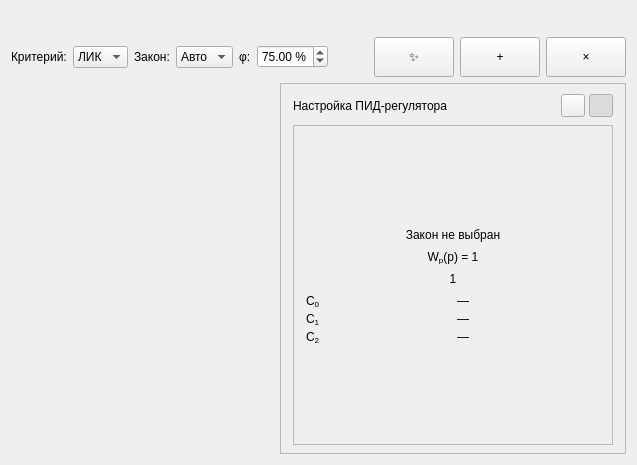
VadmanBat/Irbis, file ui/tabs/synthesis-tab.ui: the form before one commit.
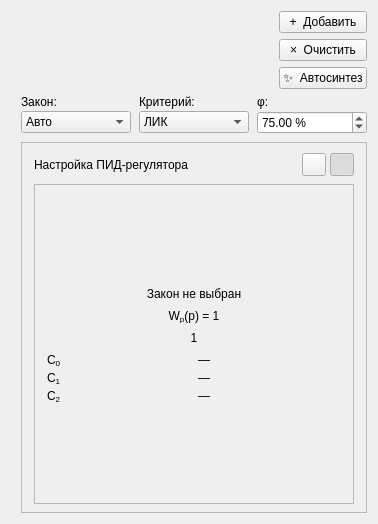
The form after the commit. Custom widgets are drawn as their Qt base class.

```diff
--- a/ui/tabs/synthesis-tab.ui
+++ b/ui/tabs/synthesis-tab.ui
@@ -2,9 +2,12 @@
 <ui version="4.0">
  <class>SynthesisTab</class>
  <widget class="QWidget" name="SynthesisTab">
-  <layout class="QVBoxLayout" name="verticalLayout" stretch="0,0,1">
+  <layout class="QVBoxLayout" name="verticalLayout" stretch="0,1">
    <item>
-    <layout class="QHBoxLayout" name="topLayout" stretch="0,1,0">
+    <layout class="QHBoxLayout" name="topLayout" stretch="1,0,0,0">
+     <property name="spacing">
+      <number>8</number>
+     </property>
      <item>
       <widget class="QWidget" name="formHost" native="true">
        <layout class="QVBoxLayout" name="formHostLayout">
@@ -54,57 +57,185 @@
        </layout>
       </widget>
      </item>
-    </layout>
-   </item>
    <item>
-    <layout class="QHBoxLayout" name="buttonLayout">
+      <widget class="QWidget" name="synthesisActions" native="true">
+       <property name="sizePolicy">
+        <sizepolicy hsizetype="Preferred" vsizetype="Preferred">
+         <horstretch>0</horstretch>
+         <verstretch>0</verstretch>
+        </sizepolicy>
+       </property>
+       <layout class="QVBoxLayout" name="synthesisActionsLayout" stretch="1,1,1">
+        <property name="spacing">
+         <number>6</number>
+        </property>
+        <property name="leftMargin">
+         <number>8</number>
+        </property>
+        <property name="topMargin">
+         <number>0</number>
+        </property>
+        <property name="rightMargin">
+         <number>0</number>
+        </property>
+        <property name="bottomMargin">
+         <number>0</number>
+        </property>
      <item>
-      <widget class="QLabel" name="criterionLabel">
+         <widget class="QPushButton" name="addButton">
+          <property name="objectName">
+           <string notr="true">addButton</string>
+          </property>
+          <property name="sizePolicy">
+           <sizepolicy hsizetype="Minimum" vsizetype="Expanding">
+            <horstretch>0</horstretch>
+            <verstretch>1</verstretch>
+           </sizepolicy>
+          </property>
+          <property name="toolTip">
+           <string>Добавить переходный процесс замкнутой системы</string>
+          </property>
        <property name="text">
-        <string>Критерий:</string>
+           <string>+  Добавить</string>
        </property>
       </widget>
      </item>
      <item>
-      <widget class="QComboBox" name="criterionCombo">
+         <widget class="QPushButton" name="clearButton">
        <property name="objectName">
-        <string notr="true">criterionCombo</string>
-       </property>
+           <string notr="true">clearButton</string>
+          </property>
+          <property name="sizePolicy">
+           <sizepolicy hsizetype="Minimum" vsizetype="Expanding">
+            <horstretch>0</horstretch>
+            <verstretch>1</verstretch>
+           </sizepolicy>
+          </property>
        <property name="toolTip">
-        <string>Критерий автонастройки: ЛИК (IAE), ИКК (ISE шага), СКО (H₂ при белом шуме нагрузки)</string>
+           <string>Очистить графики</string>
+          </property>
+          <property name="text">
+           <string>×  Очистить</string>
+          </property>
+         </widget>
+        </item>
+        <item>
+         <widget class="QPushButton" name="autoSynthButton">
+          <property name="objectName">
+           <string notr="true">autoSynthButton</string>
+          </property>
+          <property name="sizePolicy">
+           <sizepolicy hsizetype="Minimum" vsizetype="Expanding">
+            <horstretch>0</horstretch>
+            <verstretch>1</verstretch>
+           </sizepolicy>
+          </property>
+          <property name="toolTip">
+           <string>Автонастройка П/И/ПД/ПИ/ПИД (критерий + закон + φ). ПД: ЛРЗ в C₁–C₂.</string>
+          </property>
+          <property name="text">
+           <string>✨  Автосинтез</string>
+          </property>
+         </widget>
+        </item>
+       </layout>
+      </widget>
+     </item>
+    </layout>
+   </item>
+   <item>
+    <layout class="QHBoxLayout" name="chartsLayout" stretch="1,0">
+     <property name="spacing">
+      <number>10</number>
+     </property>
+     <item>
+      <widget class="ResponseChartBank" name="charts">
+       <property name="sizePolicy">
+        <sizepolicy hsizetype="Expanding" vsizetype="Expanding">
+         <horstretch>1</horstretch>
+         <verstretch>1</verstretch>
+        </sizepolicy>
+       </property>
+      </widget>
+     </item>
+     <item>
+      <widget class="QWidget" name="synthRight" native="true">
+       <property name="sizePolicy">
+        <sizepolicy hsizetype="Preferred" vsizetype="Expanding">
+         <horstretch>0</horstretch>
+         <verstretch>1</verstretch>
+        </sizepolicy>
        </property>
        <property name="minimumWidth">
         <number>100</number>
        </property>
-       <item>
-        <property name="text">
-         <string>ЛИК</string>
-        </property>
-       </item>
-       <item>
-        <property name="text">
-         <string>ИКК</string>
+       <property name="maximumWidth">
+        <number>500</number>
+       </property>
+       <layout class="QVBoxLayout" name="synthRightLayout" stretch="0,1">
+        <property name="spacing">
+         <number>8</number>
         </property>
-       </item>
-       <item>
-        <property name="text">
-         <string>СКО</string>
+        <property name="leftMargin">
+         <number>0</number>
         </property>
-       </item>
-      </widget>
-     </item>
+        <property name="topMargin">
+         <number>0</number>
+        </property>
+        <property name="rightMargin">
+         <number>0</number>
+        </property>
+        <property name="bottomMargin">
+         <number>0</number>
+        </property>
      <item>
+         <widget class="QWidget" name="synthSpec" native="true">
+          <property name="sizePolicy">
+           <sizepolicy hsizetype="Preferred" vsizetype="Maximum">
+            <horstretch>0</horstretch>
+            <verstretch>0</verstretch>
+           </sizepolicy>
+          </property>
+          <layout class="QGridLayout" name="synthSpecLayout" columnstretch="1,1,1">
+           <property name="horizontalSpacing">
+            <number>8</number>
+           </property>
+           <property name="verticalSpacing">
+            <number>2</number>
+           </property>
+           <property name="leftMargin">
+            <number>0</number>
+           </property>
+           <property name="topMargin">
+            <number>0</number>
+           </property>
+           <property name="rightMargin">
+            <number>0</number>
+           </property>
+           <property name="bottomMargin">
+            <number>0</number>
+           </property>
+           <item row="0" column="0" alignment="Qt::AlignLeft|Qt::AlignBottom">
       <widget class="QLabel" name="lawLabel">
        <property name="text">
         <string>Закон:</string>
        </property>
-      </widget>
-     </item>
-     <item>
+             <property name="buddy">
+              <cstring>lawCombo</cstring>
+             </property>
+            </widget>
+           </item>
+           <item row="1" column="0">
       <widget class="QComboBox" name="lawCombo">
        <property name="objectName">
         <string notr="true">lawCombo</string>
        </property>
+             <property name="sizePolicy">
+              <sizepolicy hsizetype="Expanding" vsizetype="Fixed">
+               <horstretch>1</horstretch>
+               <verstretch>0</verstretch>
+              </sizepolicy>
+             </property>
        <property name="toolTip">
         <string>П / И — точка (без области). ПД — ЛРЗ в C₁–C₂. ПИ — Ω_доп. ПИД — грань C₂*&gt;0. Авто — ПИ, иначе ПИД.</string>
        </property>
@@ -146,7 +277,48 @@
        </item>
       </widget>
      </item>
+           <item row="0" column="1" alignment="Qt::AlignLeft|Qt::AlignBottom">
+            <widget class="QLabel" name="criterionLabel">
+             <property name="text">
+              <string>Критерий:</string>
+             </property>
+             <property name="buddy">
+              <cstring>criterionCombo</cstring>
+             </property>
+            </widget>
+           </item>
+           <item row="1" column="1">
+            <widget class="QComboBox" name="criterionCombo">
+             <property name="objectName">
+              <string notr="true">criterionCombo</string>
+             </property>
+             <property name="sizePolicy">
+              <sizepolicy hsizetype="Expanding" vsizetype="Fixed">
+               <horstretch>1</horstretch>
+               <verstretch>0</verstretch>
+              </sizepolicy>
+             </property>
+             <property name="toolTip">
+              <string>Критерий автонастройки: ЛИК (IAE), ИКК (ISE шага), СКО (H₂ при белом шуме нагрузки)</string>
+             </property>
      <item>
+              <property name="text">
+               <string>ЛИК</string>
+              </property>
+             </item>
+             <item>
+              <property name="text">
+               <string>ИКК</string>
+              </property>
+             </item>
+             <item>
+              <property name="text">
+               <string>СКО</string>
+              </property>
+             </item>
+            </widget>
+           </item>
+           <item row="0" column="2" alignment="Qt::AlignLeft|Qt::AlignBottom">
       <widget class="QLabel" name="phiLabel">
        <property name="text">
         <string>φ:</string>
@@ -154,13 +326,22 @@
        <property name="toolTip">
         <string>Показатель колебательности φ, 1–99,99 %. Стрелки — шаг 1 % (99 → 99,99); вручную — до 0,01 %.</string>
        </property>
-      </widget>
-     </item>
-     <item>
+             <property name="buddy">
+              <cstring>phiSpin</cstring>
+             </property>
+            </widget>
+           </item>
+           <item row="1" column="2">
       <widget class="PercentSpinBox" name="phiSpin">
        <property name="objectName">
         <string notr="true">phiSpin</string>
        </property>
+             <property name="sizePolicy">
+              <sizepolicy hsizetype="Expanding" vsizetype="Fixed">
+               <horstretch>1</horstretch>
+               <verstretch>0</verstretch>
+              </sizepolicy>
+             </property>
        <property name="toolTip">
         <string>Показатель колебательности φ, 1–99,99 %. Стрелки — шаг 1 % (99 → 99,99); вручную — до 0,01 %.</string>
        </property>
@@ -182,122 +363,29 @@
        <property name="value">
         <double>75.000000000000000</double>
        </property>
-       <property name="minimumWidth">
-        <number>110</number>
-       </property>
-      </widget>
-     </item>
-     <item>
-      <spacer name="buttonSpacer">
-       <property name="orientation">
-        <enum>Qt::Horizontal</enum>
-       </property>
-       <property name="sizeHint" stdset="0">
-        <size>
-         <width>40</width>
-         <height>20</height>
-        </size>
-       </property>
-      </spacer>
-     </item>
-     <item>
-      <widget class="QPushButton" name="autoSynthButton">
-       <property name="objectName">
-        <string notr="true">autoSynthButton</string>
-       </property>
-       <property name="toolTip">
-        <string>Автонастройка П/И/ПД/ПИ/ПИД (критерий + закон + φ). ПД: ЛРЗ в C₁–C₂.</string>
-       </property>
-       <property name="text">
-        <string>✨</string>
-       </property>
-       <property name="minimumSize">
-        <size>
-         <width>40</width>
-         <height>40</height>
-        </size>
-       </property>
-      </widget>
-     </item>
-     <item>
-      <widget class="QPushButton" name="addButton">
-       <property name="objectName">
-        <string notr="true">addButton</string>
-       </property>
-       <property name="toolTip">
-        <string>Добавить</string>
-       </property>
-       <property name="text">
-        <string>+</string>
-       </property>
-       <property name="minimumSize">
-        <size>
-         <width>40</width>
-         <height>40</height>
-        </size>
-       </property>
-      </widget>
-     </item>
-     <item>
-      <widget class="QPushButton" name="clearButton">
-       <property name="objectName">
-        <string notr="true">clearButton</string>
-       </property>
-       <property name="toolTip">
-        <string>Очистить</string>
-       </property>
-       <property name="text">
-        <string>×</string>
-       </property>
-       <property name="minimumSize">
-        <size>
-         <width>40</width>
-         <height>40</height>
-        </size>
-       </property>
       </widget>
      </item>
     </layout>
-   </item>
-   <item>
-    <layout class="QHBoxLayout" name="chartsLayout" stretch="1,0">
-     <property name="spacing">
-      <number>10</number>
-     </property>
-     <item>
-      <widget class="ResponseChartBank" name="charts">
-       <property name="sizePolicy">
-        <sizepolicy hsizetype="Expanding" vsizetype="Expanding">
-         <horstretch>1</horstretch>
-         <verstretch>1</verstretch>
-        </sizepolicy>
-       </property>
-      </widget>
-     </item>
-     <item alignment="Qt::AlignBottom">
+         </widget>
+        </item>
+        <item>
       <widget class="QFrame" name="regulatorCard">
        <property name="objectName">
         <string notr="true">regulatorCard</string>
        </property>
        <property name="sizePolicy">
-        <sizepolicy hsizetype="Preferred" vsizetype="Maximum">
+           <sizepolicy hsizetype="Preferred" vsizetype="Expanding">
          <horstretch>0</horstretch>
-         <verstretch>0</verstretch>
-        </sizepolicy>
-       </property>
-       <property name="minimumWidth">
-        <number>350</number>
-       </property>
-       <property name="maximumWidth">
-        <number>500</number>
-       </property>
+            <verstretch>1</verstretch>
+           </sizepolicy>
+          </property>
        <property name="frameShape">
         <enum>QFrame::StyledPanel</enum>
        </property>
        <property name="frameShadow">
         <enum>QFrame::Plain</enum>
        </property>
-       <layout class="QVBoxLayout" name="regulatorCardLayout">
+          <layout class="QVBoxLayout" name="regulatorCardLayout" stretch="0,1,0">
         <property name="spacing">
          <number>8</number>
         </property>
@@ -313,19 +401,6 @@
         <property name="bottomMargin">
          <number>8</number>
         </property>
-        <item>
-         <spacer name="regulatorCardTopSpacer">
-          <property name="orientation">
-           <enum>Qt::Vertical</enum>
-          </property>
-          <property name="sizeHint" stdset="0">
-           <size>
-            <width>0</width>
-            <height>0</height>
-           </size>
-          </property>
-         </spacer>
-        </item>
         <item>
          <layout class="QHBoxLayout" name="regulatorCardHeader">
           <property name="spacing">
@@ -390,6 +465,12 @@
         </item>
         <item>
          <widget class="QWidget" name="c0c1Host" native="true">
+             <property name="sizePolicy">
+              <sizepolicy hsizetype="Preferred" vsizetype="Expanding">
+               <horstretch>0</horstretch>
+               <verstretch>1</verstretch>
+              </sizepolicy>
+             </property>
           <layout class="QHBoxLayout" name="c0c1HostLayout">
            <property name="leftMargin">
             <number>0</number>
@@ -418,6 +499,12 @@
            </item>
            <item>
             <widget class="QStackedWidget" name="c0c1Stack">
+                <property name="sizePolicy">
+                 <sizepolicy hsizetype="Fixed" vsizetype="Expanding">
+                  <horstretch>0</horstretch>
+                  <verstretch>1</verstretch>
+                 </sizepolicy>
+                </property>
              <property name="minimumSize">
               <size>
                <width>320</width>
@@ -427,7 +514,7 @@
              <property name="maximumSize">
               <size>
                <width>320</width>
-               <height>320</height>
+                  <height>16777215</height>
               </size>
              </property>
              <property name="currentIndex">
@@ -654,6 +741,9 @@
            <number>0</number>
           </property>
          </layout>
+           </item>
+          </layout>
+         </widget>
         </item>
        </layout>
       </widget>
```
Left out of the diff: 5 changed lines with no effect on the pictures. Lines whose indentation alone changed are shown as unchanged.
